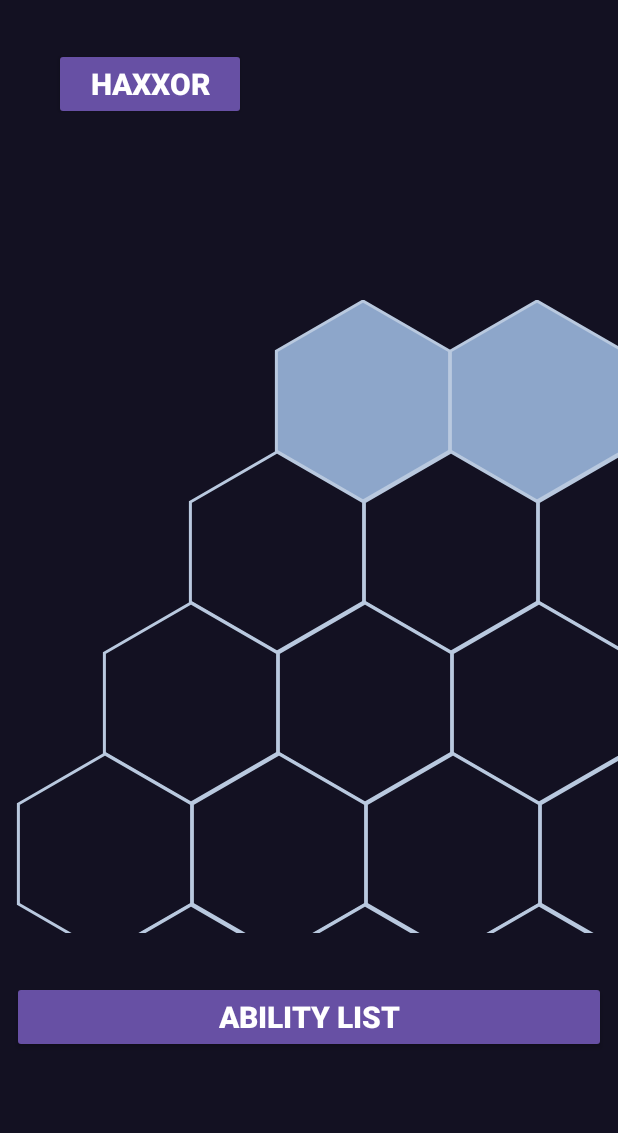
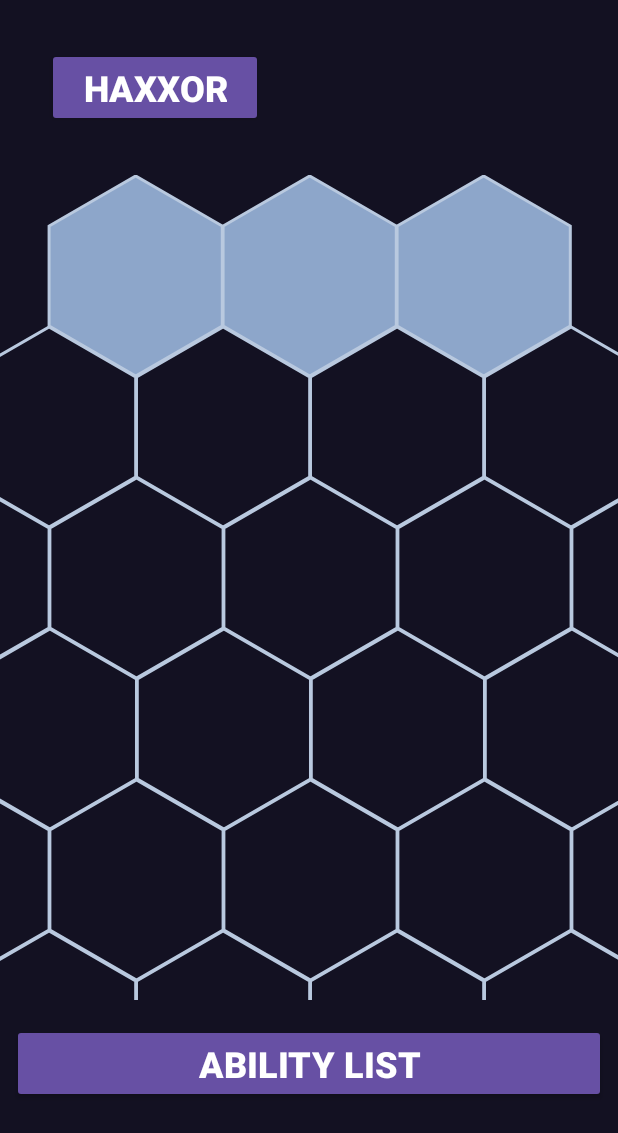
Before and after one commit to SolomonCas/Haxxor, an Android app: the MainActivity screen opened directly, with no data from a screen before it, on a phone screen of 412 x 824 dp. Shown: the top 1133 px of the screen. Run offline under Robolectric (Android 15) with nearby library versions, the phone set to English and light mode, and no system bars.

Commit message:
fix: gridboard centering
(tested only tablet and phone sizes not sure of others)

```diff
--- a/app/src/main/java/com/example/haxxor/HexagonalGridView.java
+++ b/app/src/main/java/com/example/haxxor/HexagonalGridView.java
@@ -47,7 +47,8 @@ public class HexagonalGridView extends View {
             List<Hexagon> rowHexagons = new ArrayList<>();
             int numHexagonsInRow = HEXAGONS_IN_ROWS[i];
 
-            int startX = HEX_MARGIN + (HEX_WIDTH / 2) * (NUM_ROWS - numHexagonsInRow) + BOARD_START_MARGIN;
+            //int startX = HEX_MARGIN + (HEX_WIDTH / 2) * (NUM_ROWS - numHexagonsInRow) + BOARD_START_MARGIN;
+            float startX = (getWidth() - getRowWidth(i) + HEX_WIDTH) / 2;
 
             for (int j = 0; j < numHexagonsInRow; j++) {
                 Paint fillPaint = new Paint();
@@ -77,6 +78,11 @@ public class HexagonalGridView extends View {
 
             hexagons.add(rowHexagons);
         }
+    }
+
+    private float getRowWidth(int row) {
+        int numHexagons = HEXAGONS_IN_ROWS[row];
+        return (float) (numHexagons * HEX_RADIUS * Math.sqrt(3));
     }
 
 
--- a/app/src/main/res/layout/activity_main.xml
+++ b/app/src/main/res/layout/activity_main.xml
@@ -10,16 +10,58 @@
     tools:context=".MainActivity">
 
 
+    <ImageView
+        android:id="@+id/inspiration_img"
+        android:layout_width="0dp"
+        android:layout_height="0dp"
+        android:layout_marginStart="32dp"
+        android:layout_marginTop="16dp"
+        android:layout_marginEnd="32dp"
+        android:layout_marginBottom="16dp"
+        android:elevation="10dp"
+        android:visibility="invisible"
+        app:layout_constraintBottom_toBottomOf="parent"
+        app:layout_constraintEnd_toEndOf="parent"
+        app:layout_constraintHorizontal_bias="0.0"
+        app:layout_constraintStart_toStartOf="parent"
+        app:layout_constraintTop_toTopOf="parent"
+        app:layout_constraintVertical_bias="1.0" />
+
+    <androidx.constraintlayout.widget.Guideline
+        android:id="@+id/guideline2"
+        android:layout_width="wrap_content"
+        android:layout_height="wrap_content"
+        android:layout_marginBottom="804dp"
+        android:orientation="vertical"
+        app:layout_constraintBottom_toBottomOf="parent"
+        app:layout_constraintGuide_begin="239dp"
+        app:layout_constraintGuide_percent="0.5"
+        app:layout_constraintTop_toTopOf="parent" />
+
+    <androidx.constraintlayout.widget.Guideline
+        android:id="@+id/guideline3"
+        android:layout_width="wrap_content"
+        android:layout_height="wrap_content"
+        android:layout_marginEnd="478dp"
+        android:orientation="horizontal"
+        app:layout_constraintEnd_toEndOf="parent"
+        app:layout_constraintGuide_begin="402dp"
+        app:layout_constraintGuide_percent="0.5"
+        app:layout_constraintStart_toStartOf="parent" />
+
     <com.example.haxxor.HexagonalGridView
         android:id="@+id/hexagonView"
         android:layout_width="0dp"
-        android:layout_height="422dp"
+        android:layout_height="550dp"
+        android:layout_marginStart="8dp"
+        android:layout_marginTop="32dp"
+        android:layout_marginEnd="8dp"
         app:layout_constraintBottom_toBottomOf="parent"
-        app:layout_constraintEnd_toEndOf="parent"
-        app:layout_constraintHorizontal_bias="0.444"
-        app:layout_constraintStart_toStartOf="parent"
-        app:layout_constraintTop_toTopOf="parent"
-        app:layout_constraintVertical_bias="0.498" />
+        app:layout_constraintEnd_toEndOf="@id/guideline3"
+        app:layout_constraintHorizontal_bias="0"
+        app:layout_constraintStart_toStartOf="@id/guideline3"
+        app:layout_constraintTop_toBottomOf="@+id/mode_button"
+        app:layout_constraintVertical_bias="0.0" />
 
     <Button
         android:id="@+id/ability_list_button"
@@ -27,15 +69,15 @@
         android:layout_width="0dp"
         android:layout_height="wrap_content"
         android:layout_marginStart="8dp"
-        android:layout_marginTop="32dp"
+        android:layout_marginTop="16dp"
         android:layout_marginEnd="8dp"
         android:text="Ability List"
         android:textAlignment="center"
-        android:textSize="20sp"
+        android:textSize="24sp"
         android:textStyle="bold"
         app:layout_constraintBottom_toBottomOf="parent"
         app:layout_constraintEnd_toEndOf="parent"
-        app:layout_constraintHorizontal_bias="0.0"
+        app:layout_constraintHorizontal_bias="1.0"
         app:layout_constraintStart_toStartOf="parent"
         app:layout_constraintTop_toBottomOf="@id/hexagonView"
         app:layout_constraintVertical_bias="0.0" />
@@ -50,19 +92,12 @@
         android:layout_marginEnd="8dp"
         android:text="haxxor"
         android:textAlignment="center"
-        android:textSize="20sp"
+        android:textSize="24sp"
         android:textStyle="bold"
         android:visibility="visible"
         app:layout_constraintEnd_toStartOf="@+id/guideline2"
         app:layout_constraintStart_toStartOf="parent"
         app:layout_constraintTop_toTopOf="parent" />
-
-    <androidx.constraintlayout.widget.Guideline
-        android:id="@+id/guideline2"
-        android:layout_width="wrap_content"
-        android:layout_height="wrap_content"
-        android:orientation="vertical"
-        app:layout_constraintGuide_begin="200dp" />
 
     <Button
         android:id="@+id/inspiration_rng_button"
@@ -70,31 +105,18 @@
         android:layout_width="0dp"
         android:layout_height="wrap_content"
         android:layout_marginStart="8dp"
-        android:layout_marginTop="88dp"
         android:layout_marginEnd="8dp"
         android:text="Generate Inspiration"
         android:textAlignment="center"
-        android:textSize="20sp"
+        android:textSize="24sp"
         android:textStyle="bold"
         android:visibility="invisible"
         app:layout_constraintBottom_toBottomOf="parent"
         app:layout_constraintEnd_toEndOf="parent"
+        app:layout_constraintHorizontal_bias="1.0"
         app:layout_constraintStart_toStartOf="parent"
-        app:layout_constraintTop_toBottomOf="@+id/hexagonView" />
-
-    <ImageView
-        android:id="@+id/inspiration_img"
-        android:layout_width="0dp"
-        android:layout_height="0dp"
-        android:layout_marginStart="32dp"
-        android:layout_marginTop="32dp"
-        android:layout_marginEnd="32dp"
-        android:layout_marginBottom="32dp"
-        android:visibility="invisible"
-        app:layout_constraintBottom_toBottomOf="parent"
-        app:layout_constraintEnd_toEndOf="@+id/hexagonView"
-        app:layout_constraintStart_toStartOf="parent"
-        app:layout_constraintTop_toTopOf="parent" />
+        app:layout_constraintTop_toBottomOf="@+id/ability_list_button"
+        app:layout_constraintVertical_bias="0.0" />
 
 
 </androidx.constraintlayout.widget.ConstraintLayout>
```
